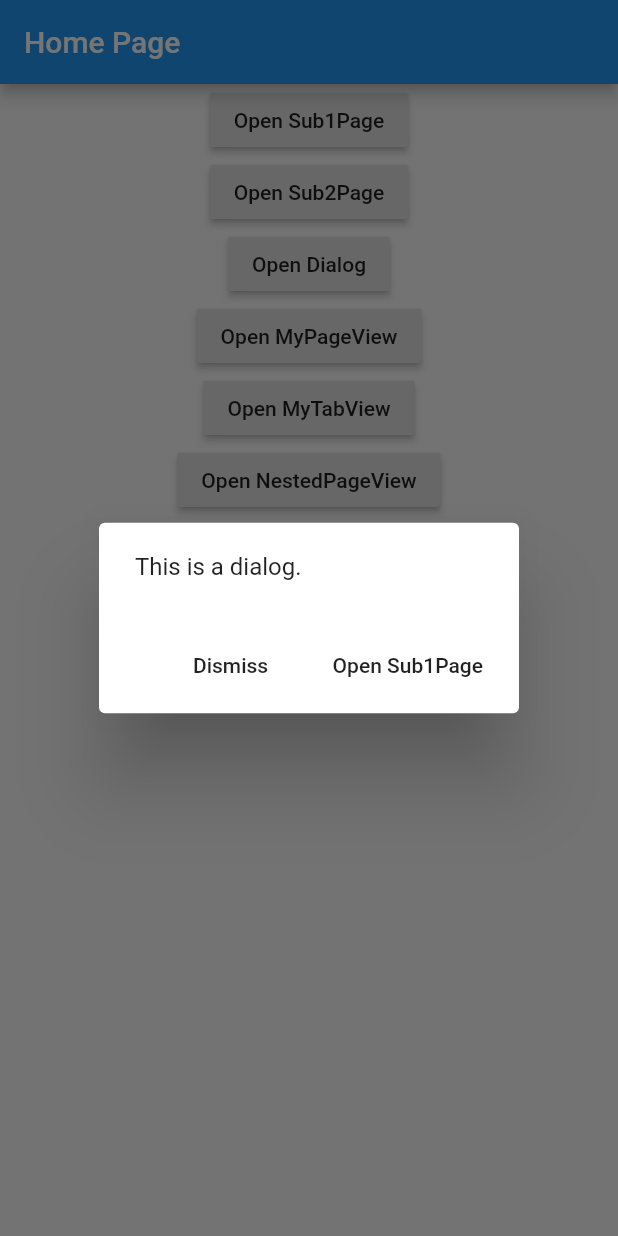
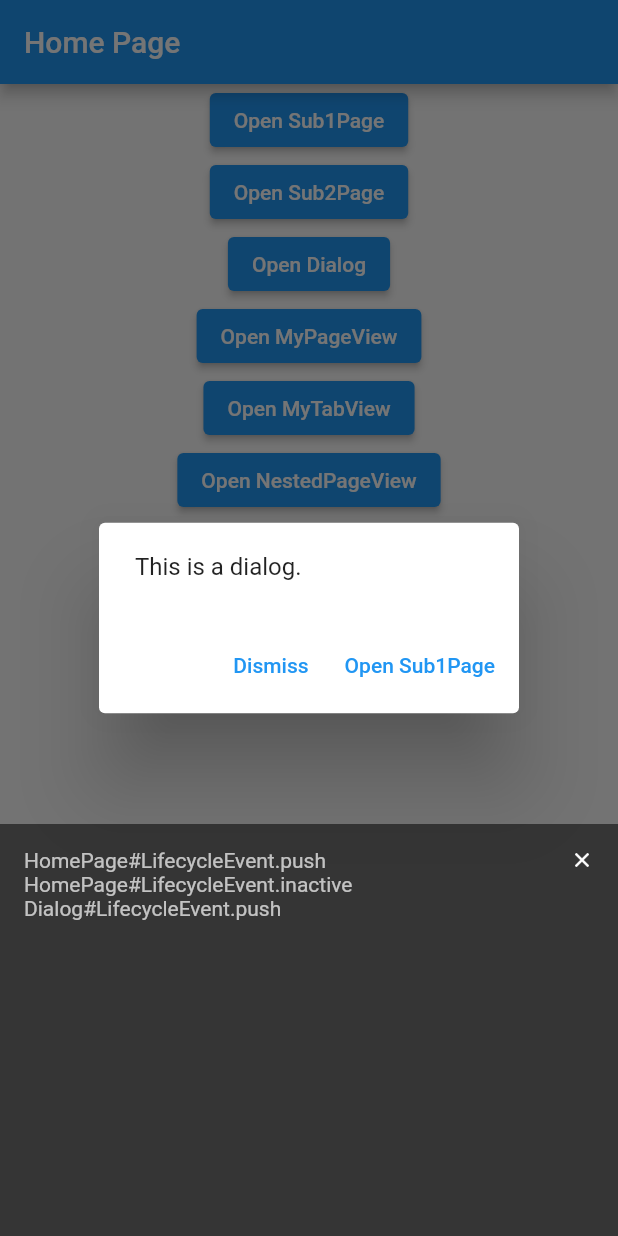
Before and after one commit to chenenyu/lifecycle, a Flutter app: the screen it shows after launch, after a tap on "Open Dialog", on a phone screen of 412 x 824 dp. Run offline on Flutter 3.47's test engine with Material 2 defaults, Android fonts, the phone set to English and light mode, and no system bars.

Commit message:
example: Migrate to flutter2 and add macos platform.

```diff
--- a/example/lib/home_page.dart
+++ b/example/lib/home_page.dart
@@ -4,7 +4,7 @@
 import 'overlay_log.dart';
 
 class HomePage extends StatefulWidget {
-  HomePage({Key key}) : super(key: key);
+  HomePage({Key? key}) : super(key: key);
 
   @override
   _HomePageState createState() {
@@ -40,19 +40,19 @@
       body: Center(
         child: Column(
           children: <Widget>[
-            RaisedButton(
+            ElevatedButton(
               child: Text('Open Sub1Page'),
               onPressed: () {
                 Navigator.of(context).pushNamed('sub1');
               },
             ),
-            RaisedButton(
+            ElevatedButton(
               child: Text('Open Sub2Page'),
               onPressed: () {
                 Navigator.of(context).pushNamed('sub2');
               },
             ),
-            RaisedButton(
+            ElevatedButton(
               child: Text('Open Dialog'),
               onPressed: () {
                 showDialog(
@@ -68,13 +68,13 @@
                           'This is a dialog.',
                         ),
                         actions: <Widget>[
-                          FlatButton(
+                          TextButton(
                             child: Text('Dismiss'),
                             onPressed: () {
                               Navigator.of(context).pop();
                             },
                           ),
-                          FlatButton(
+                          TextButton(
                             child: Text('Open Sub1Page'),
                             onPressed: () {
                               Navigator.of(context).pushNamed('sub1');
@@ -87,25 +87,25 @@
                 );
               },
             ),
-            RaisedButton(
+            ElevatedButton(
               child: Text('Open MyPageView'),
               onPressed: () {
                 Navigator.of(context).pushNamed('pageview');
               },
             ),
-            RaisedButton(
+            ElevatedButton(
               child: Text('Open MyTabView'),
               onPressed: () {
                 Navigator.of(context).pushNamed('tabview');
               },
             ),
-            RaisedButton(
+            ElevatedButton(
               child: Text('Open NestedPageView'),
               onPressed: () {
                 Navigator.of(context).pushNamed('nested');
               },
             ),
-            RaisedButton(
+            ElevatedButton(
               child: Text('Open Nav2.0'),
               onPressed: () {
                 Navigator.of(context).pushNamed('nav2');
--- a/example/lib/nav2_home.dart
+++ b/example/lib/nav2_home.dart
@@ -6,7 +6,7 @@
 import 'overlay_log.dart';
 
 class Nav2Home extends StatefulWidget {
-  Nav2Home({Key key}) : super(key: key);
+  Nav2Home({Key? key}) : super(key: key);
 
   @override
   _Nav2HomeState createState() {
--- a/example/lib/nav2_page1.dart
+++ b/example/lib/nav2_page1.dart
@@ -6,7 +6,7 @@
 class Nav2Page1 extends StatefulWidget {
   final VoidCallback onShowPage2;
 
-  Nav2Page1({Key key, this.onShowPage2}) : super(key: key);
+  Nav2Page1({Key? key, required this.onShowPage2}) : super(key: key);
 
   @override
   _Nav2Page1State createState() {
--- a/example/lib/nav2_page2.dart
+++ b/example/lib/nav2_page2.dart
@@ -6,7 +6,7 @@
 class Nav2Page2 extends StatefulWidget {
   final VoidCallback onHidePage1;
 
-  Nav2Page2({Key key, this.onHidePage1}) : super(key: key);
+  Nav2Page2({Key? key, required this.onHidePage1}) : super(key: key);
 
   @override
   _Nav2Page2State createState() {
--- a/example/lib/overlay_log.dart
+++ b/example/lib/overlay_log.dart
@@ -8,17 +8,17 @@
     return LogEntryState();
   }
 
-  static OverlayEntry _logEntry;
+  static OverlayEntry? _logEntry;
 
   static void init(BuildContext context) {
-    WidgetsBinding.instance.addPostFrameCallback((timeStamp) {
-      OverlayState overlayState = Overlay.of(context);
+    WidgetsBinding.instance!.addPostFrameCallback((timeStamp) {
+      OverlayState? overlayState = Overlay.of(context);
       if (overlayState == null) return;
       _logEntry?.remove();
       _logEntry = OverlayEntry(builder: (context) {
         return LogEntry();
       });
-      overlayState.insert(_logEntry);
+      overlayState.insert(_logEntry!);
     });
   }
 }
@@ -33,17 +33,17 @@
 
   @override
   void dispose() {
-    _controller?.dispose();
+    _controller.dispose();
     super.dispose();
   }
 
   void add(String log) {
-    WidgetsBinding.instance.addPostFrameCallback((_) {
+    WidgetsBinding.instance!.addPostFrameCallback((_) {
       if (mounted) {
         setState(() {});
-        WidgetsBinding.instance.addPostFrameCallback((_) {
+        WidgetsBinding.instance!.addPostFrameCallback((_) {
           if (mounted) {
-            _controller?.jumpTo(_controller.position.maxScrollExtent);
+            _controller.jumpTo(_controller.position.maxScrollExtent);
           }
         });
       }
--- a/example/lib/tabview.dart
+++ b/example/lib/tabview.dart
@@ -4,7 +4,7 @@
 import 'overlay_log.dart';
 
 class MyTabView extends StatefulWidget {
-  const MyTabView({Key key}) : super(key: key);
+  const MyTabView({Key? key}) : super(key: key);
 
   @override
   _MyTabViewState createState() => _MyTabViewState();
@@ -17,7 +17,7 @@
     Tab(text: 'RIGHT'),
   ];
 
-  TabController _tabController;
+  late TabController _tabController;
 
   @override
   void initState() {
@@ -49,7 +49,7 @@
         child: TabBarView(
           controller: _tabController,
           children: myTabs.map((Tab tab) {
-            final String label = tab.text.toLowerCase();
+            final String label = tab.text!.toLowerCase();
             final int index = myTabs.indexOf(tab);
             return ChildPageLifecycleWrapper(
               index: index,
--- a/example/pubspec.yaml
+++ b/example/pubspec.yaml
@@ -18,7 +18,7 @@
 version: 1.0.0+1
 
 environment:
-  sdk: ">=2.7.0 <3.0.0"
+  sdk: ">=2.12.0 <3.0.0"
 
 dependencies:
   flutter:
```
Also changed, not shown: example/lib/nested_pageview.dart (+11 -9 lines), example/lib/pageview.dart (+7 -10 lines), example/lib/sub1_page.dart (+6 -6 lines), example/lib/sub2_page.dart (+7 -7 lines), 27 other files.
